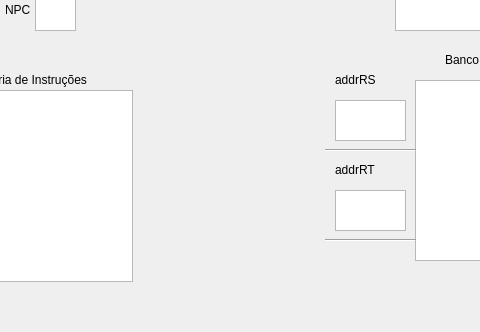
asdomingues/SimuladorMIPS, file TesteQtGraphics/GraphicsTest/mainwindow.ui: the form before one commit; both pictures show x 125 to 605 and y 216 to 548 of the 1300 by 651 pixel window.
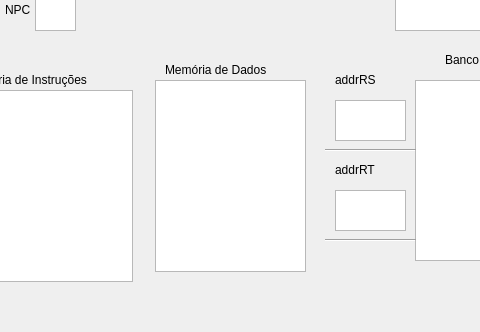
The form after the commit.

The edit to the form file:
```diff
--- a/TesteQtGraphics/GraphicsTest/mainwindow.ui
+++ b/TesteQtGraphics/GraphicsTest/mainwindow.ui
@@ -524,6 +524,38 @@
      </rect>
     </property>
    </widget>
+   <widget class="QTableWidget" name="datamemory_t">
+    <property name="geometry">
+     <rect>
+      <x>280</x>
+      <y>260</y>
+      <width>151</width>
+      <height>192</height>
+     </rect>
+    </property>
+    <property name="horizontalScrollBarPolicy">
+     <enum>Qt::ScrollBarAlwaysOff</enum>
+    </property>
+    <property name="editTriggers">
+     <set>QAbstractItemView::NoEditTriggers</set>
+    </property>
+    <attribute name="verticalHeaderVisible">
+     <bool>false</bool>
+    </attribute>
+   </widget>
+   <widget class="QLabel" name="label_18">
+    <property name="geometry">
+     <rect>
+      <x>290</x>
+      <y>240</y>
+      <width>161</width>
+      <height>20</height>
+     </rect>
+    </property>
+    <property name="text">
+     <string>Memória de Dados</string>
+    </property>
+   </widget>
   </widget>
   <widget class="QMenuBar" name="menuBar">
    <property name="geometry">
```
Left out of the diff: 2 changed lines with no effect on the pictures.
